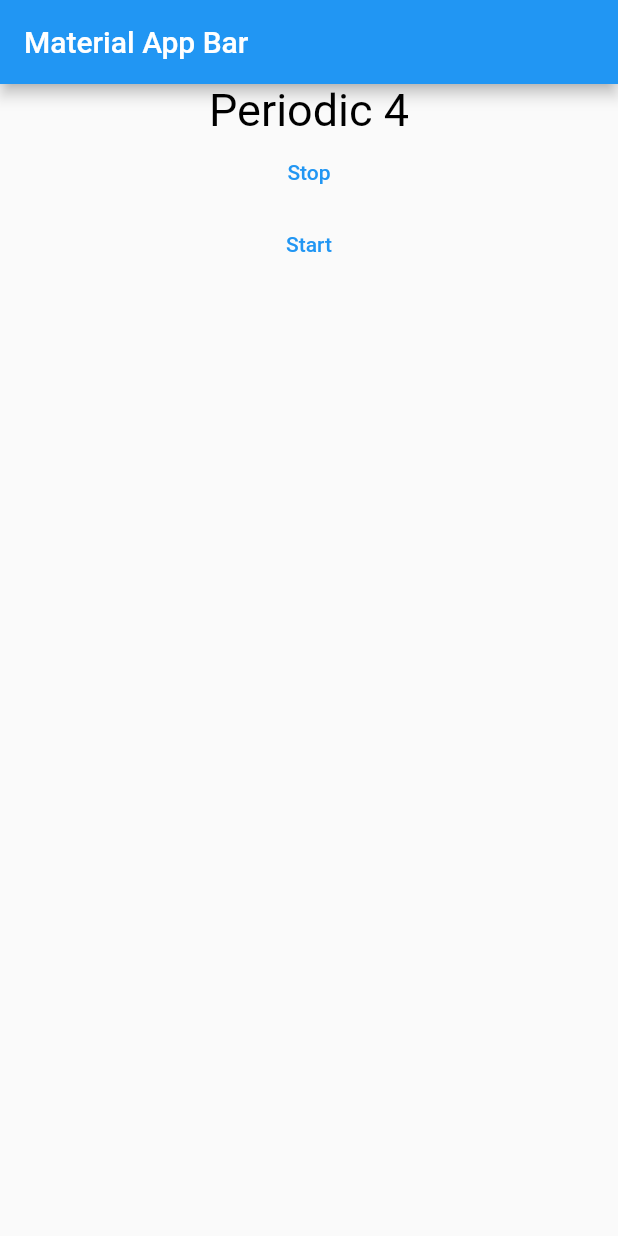
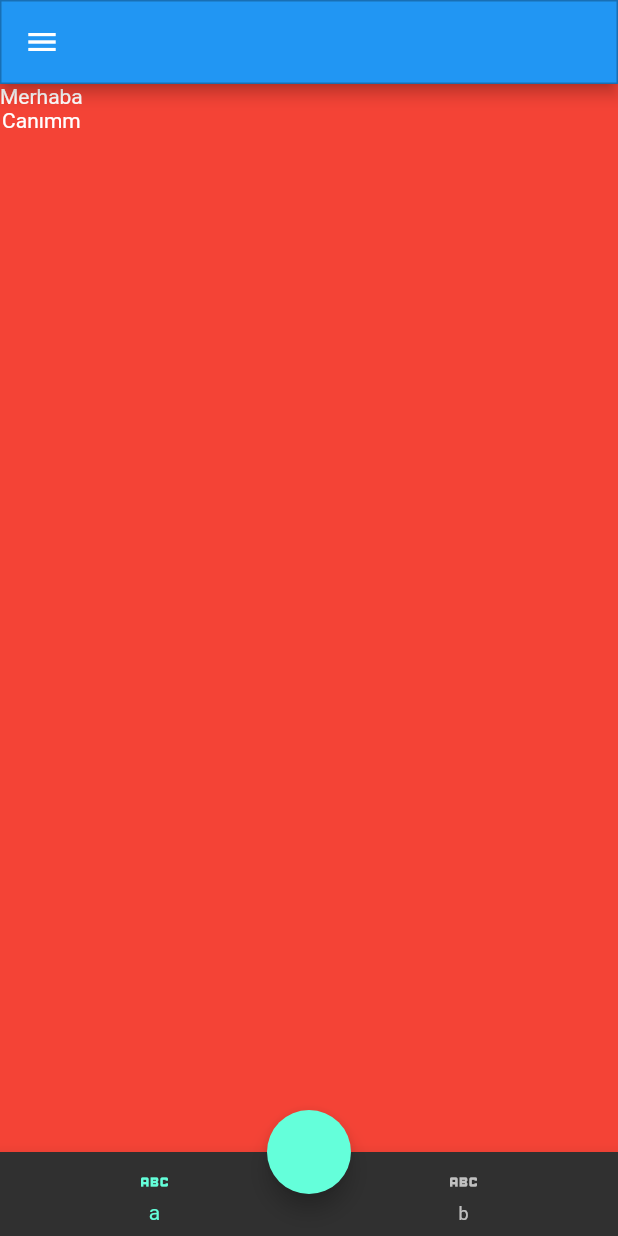
Before and after one commit to Saozcan/flutter-getX, a Flutter app: the screen it shows after launch, on a phone screen of 412 x 824 dp. Run offline on Flutter 3.47's test engine with Material 2 defaults, Android fonts, the phone set to English and light mode, and no system bars.

Commit message:
Text Container Scaffold widgets learning

```diff
--- /dev/null
+++ b/lib/101/scaffold_learn.dart
@@ -0,0 +1,44 @@
+import 'package:flutter/material.dart';
+
+class ScaffoldLearnView extends StatelessWidget {
+  const ScaffoldLearnView({Key? key}) : super(key: key);
+
+  @override
+  Widget build(BuildContext context) {
+    return Scaffold(
+      // İskelet, header main footer birleşmesi gibi
+      appBar: AppBar(
+        backgroundColor: Colors.blue,
+        shape: Border.all(color: Colors.black26),
+      ),
+      body: Column(
+        children: const [
+          Text("Merhaba"),
+          Text("Canımm"),
+        ],
+      ),
+      backgroundColor: Colors.red,
+      extendBody: true,
+      floatingActionButton: FloatingActionButton(
+        onPressed: () { //Its not working
+          showBottomSheet(
+              context: context,
+              builder: (context) => Container(
+                    height: 200,
+                  ));
+        },
+      ),
+      floatingActionButtonLocation: FloatingActionButtonLocation.centerDocked,
+      //Floating button center
+      drawer: Drawer(),
+      //Menu
+
+      bottomNavigationBar: BottomNavigationBar(
+        items: [
+          BottomNavigationBarItem(icon: Icon(Icons.abc_outlined), label: "a"),
+          BottomNavigationBarItem(icon: Icon(Icons.abc_outlined), label: "b"),
+        ],
+      ),
+    );
+  }
+}
--- a/lib/main.dart
+++ b/lib/main.dart
@@ -1,95 +1,28 @@
 // main.dart
 import 'package:flutter/material.dart';
+import 'package:flutter_utils/101/container_sized_box_learn.dart';
+import 'package:flutter_utils/101/scaffold_learn.dart';
+
 import 'dart:async';
+
+import 'package:flutter_utils/101/text_learn.dart';
 
 void main() {
   runApp(const MyApp());
 }
 
 class MyApp extends StatelessWidget {
-  const MyApp({Key? key}) : super(key: key);
+  const MyApp({super.key});
 
   @override
   Widget build(BuildContext context) {
-    return const MaterialApp(
-      // Hide the debug banner
-        debugShowCheckedModeBanner: false,
-        title: 'Kindacode.com',
-        home: HomeScreen());
+    return MaterialApp( //Çoğunlukla projelerde 1 tane olur
+      title: "Welcome to Flutter", // Projenin başlangıç yeri, ana root
+      debugShowCheckedModeBanner: false,
+      theme: ThemeData.dark(),
+      // home: const TextLearn(),
+      // home: ContainerSizedBoxLearn(),
+      home: ScaffoldLearnView(),
+      );
   }
 }
-
-class HomeScreen extends StatefulWidget {
-  const HomeScreen({Key? key}) : super(key: key);
-
-  @override
-  State<HomeScreen> createState() => _HomeScreenState();
-}
-
-class _HomeScreenState extends State<HomeScreen> {
-  // This list hold the items of the list view
-  final List<String> _items = [];
-
-
-
-  // This variable determines whether the timer runs or not
-  bool _isRunning = true;
-
-  // This function will add a new item to the list every 1 second
-  // void _addItem() {
-  //   final DateTime now = DateTime.now();
-  //   setState(() {
-  //     _items.add("${now.hour}:${now.minute}:${now.second}");
-  //   });
-  // }
-
-  String greeting = "";
-  String checkColor = "black";
-  int timer2 = 10;
-  late Timer _timer;
-
-  @override
-  void initState() {
-    super.initState();
-    _timer = Timer.periodic(const Duration(seconds: 1), (timer) {
-      setState(() {
-        greeting = "Periodic ${timer2}";
-        if (timer2 > 0) {
-          checkColor = "black";
-          timer2--;
-        }
-        else {
-          timer2 = 0;
-          checkColor = "red";
-        }
-      });
-    });
-  }
-
-
-  @override
-  Widget build(BuildContext context) {
-
-    return MaterialApp(
-      title: "Material App",
-      home: Scaffold(
-        appBar: AppBar(
-          title: Text("Material App Bar"),
-        ),
-        body: Center(child: Column(
-          children: [
-            Text(greeting, style: TextStyle(fontSize: 30, color: checkColor != "red" ? Colors.black : Colors.red),),
-            TextButton(onPressed: (){
-              _timer.cancel();
-              setState(() {
-              });
-            }, child: const Text("Stop"),),
-            TextButton(onPressed: (){setState(() {
-              timer2 = 10;
-            });}, child: const Text("Start"))
-          ],
-        ),),
-      ),
-    );
-  }
-}
```
Also changed, not shown: lib/101/container_sized_box_learn.dart (added, +40 -0 lines), lib/101/text_learn.dart (added, +47 -0 lines).
